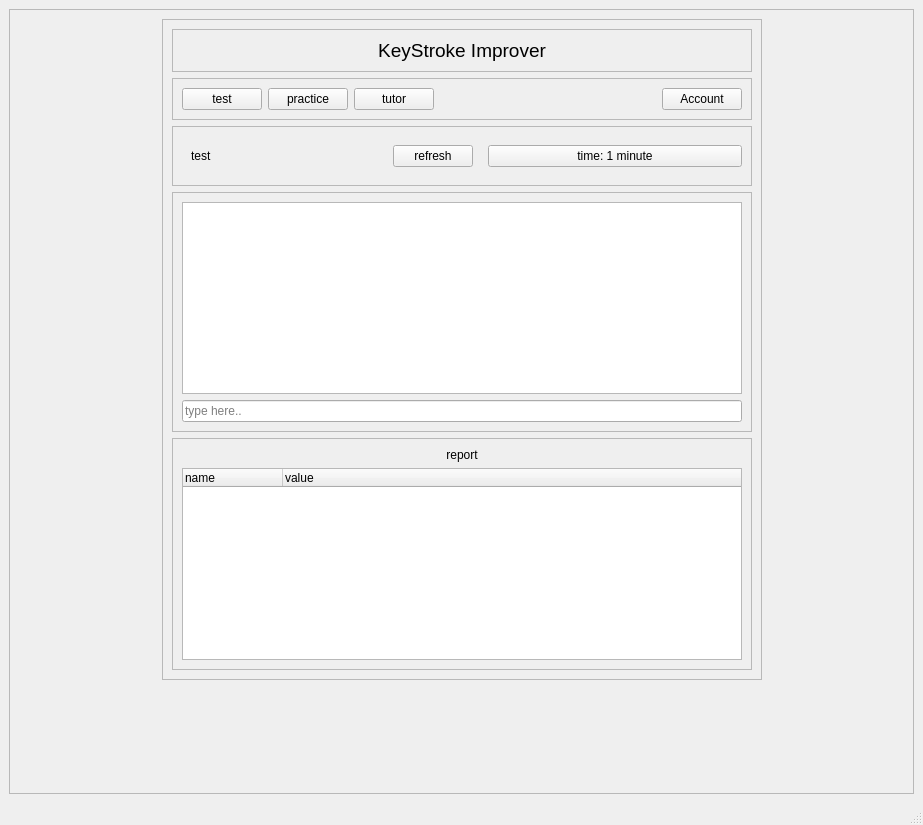
Before: the Qt Designer form home.ui in Prakash5209/typing_tutor, drawn with Qt 5.
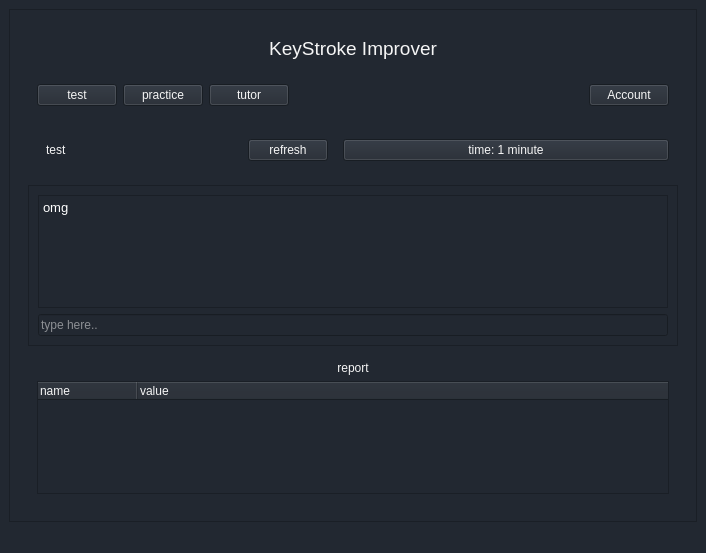
After: the same form once the commit is applied.

Patch:
```diff
--- a/home.ui
+++ b/home.ui
@@ -6,8 +6,8 @@
    <rect>
     <x>0</x>
     <y>0</y>
-    <width>923</width>
-    <height>825</height>
+    <width>706</width>
+    <height>553</height>
    </rect>
   </property>
   <property name="sizePolicy">
@@ -25,6 +25,9 @@
   <property name="windowTitle">
    <string>MainWindow</string>
   </property>
+  <property name="styleSheet">
+   <string notr="true">background-color:#222831;</string>
+  </property>
   <widget class="QWidget" name="centralwidget">
    <layout class="QGridLayout" name="gridLayout">
     <item row="0" column="0">
@@ -37,25 +40,12 @@
         <rect>
          <x>0</x>
          <y>0</y>
-         <width>903</width>
-         <height>762</height>
+         <width>686</width>
+         <height>490</height>
         </rect>
        </property>
        <layout class="QGridLayout" name="gridLayout_3">
         <item row="0" column="0">
-         <spacer name="horizontalSpacer_2">
-          <property name="orientation">
-           <enum>Qt::Horizontal</enum>
-          </property>
-          <property name="sizeHint" stdset="0">
-           <size>
-            <width>145</width>
-            <height>20</height>
-           </size>
-          </property>
-         </spacer>
-        </item>
-        <item row="0" column="1">
          <widget class="QFrame" name="frame_2">
           <property name="sizePolicy">
            <sizepolicy hsizetype="Preferred" vsizetype="Preferred">
@@ -70,7 +60,7 @@
            </size>
           </property>
           <property name="frameShape">
-           <enum>QFrame::StyledPanel</enum>
+           <enum>QFrame::NoFrame</enum>
           </property>
           <property name="frameShadow">
            <enum>QFrame::Raised</enum>
@@ -79,7 +69,7 @@
            <item row="2" column="0">
             <widget class="QFrame" name="frame_5">
              <property name="frameShape">
-              <enum>QFrame::StyledPanel</enum>
+              <enum>QFrame::NoFrame</enum>
              </property>
              <property name="frameShadow">
               <enum>QFrame::Raised</enum>
@@ -108,6 +98,9 @@
                 <layout class="QHBoxLayout" name="horizontalLayout_2">
                  <item>
                   <widget class="QLabel" name="label_2">
+                   <property name="styleSheet">
+                    <string notr="true">color:whitesmoke;</string>
+                   </property>
                    <property name="text">
                     <string>test</string>
                    </property>
@@ -128,6 +121,9 @@
                  </item>
                  <item>
                   <widget class="QPushButton" name="test_refresh_button">
+                   <property name="styleSheet">
+                    <string notr="true">color:whitesmoke;</string>
+                   </property>
                    <property name="text">
                     <string>refresh</string>
                    </property>
@@ -138,6 +134,9 @@
               </item>
               <item>
                <widget class="QPushButton" name="label_3">
+                <property name="styleSheet">
+                 <string notr="true">color:whitesmoke;</string>
+                </property>
                 <property name="text">
                  <string>time: 1 minute</string>
                 </property>
@@ -149,7 +148,7 @@
            <item row="0" column="0">
             <widget class="QFrame" name="frame_4">
              <property name="frameShape">
-              <enum>QFrame::StyledPanel</enum>
+              <enum>QFrame::NoFrame</enum>
              </property>
              <property name="frameShadow">
               <enum>QFrame::Raised</enum>
@@ -162,6 +161,9 @@
                   <pointsize>14</pointsize>
                  </font>
                 </property>
+                <property name="styleSheet">
+                 <string notr="true">color:whitesmoke;</string>
+                </property>
                 <property name="text">
                  <string>KeyStroke Improver</string>
                 </property>
@@ -184,6 +186,9 @@
              <layout class="QVBoxLayout" name="verticalLayout">
               <item>
                <widget class="QTextBrowser" name="testTextBrowser">
+                <property name="styleSheet">
+                 <string notr="true">color:whitesmoke;</string>
+                </property>
                 <property name="markdown">
                  <string>omg
 
@@ -203,6 +208,9 @@
               </item>
               <item>
                <widget class="QLineEdit" name="test_type">
+                <property name="styleSheet">
+                 <string notr="true">color:whitesmoke;</string>
+                </property>
                 <property name="text">
                  <string/>
                 </property>
@@ -223,7 +231,7 @@
               </sizepolicy>
              </property>
              <property name="frameShape">
-              <enum>QFrame::StyledPanel</enum>
+              <enum>QFrame::NoFrame</enum>
              </property>
              <property name="frameShadow">
               <enum>QFrame::Raised</enum>
@@ -231,6 +239,9 @@
              <layout class="QHBoxLayout" name="horizontalLayout">
               <item>
                <widget class="QPushButton" name="pushButton">
+                <property name="styleSheet">
+                 <string notr="true">color:whitesmoke;</string>
+                </property>
                 <property name="text">
                  <string>test</string>
                 </property>
@@ -241,6 +252,9 @@
               </item>
               <item>
                <widget class="QPushButton" name="practice_button">
+                <property name="styleSheet">
+                 <string notr="true">color:whitesmoke;</string>
+                </property>
                 <property name="text">
                  <string>practice</string>
                 </property>
@@ -248,6 +262,9 @@
               </item>
               <item>
                <widget class="QPushButton" name="pushButton_3">
+                <property name="styleSheet">
+                 <string notr="true">color:whitesmoke;</string>
+                </property>
                 <property name="text">
                  <string>tutor</string>
                 </property>
@@ -268,6 +285,9 @@
               </item>
               <item>
                <widget class="QPushButton" name="account_btn">
+                <property name="styleSheet">
+                 <string notr="true">color:whitesmoke;</string>
+                </property>
                 <property name="text">
                  <string>Account</string>
                 </property>
@@ -278,6 +298,9 @@
            </item>
            <item row="4" column="0">
             <widget class="QScrollArea" name="scrollArea_2">
+             <property name="frameShape">
+              <enum>QFrame::NoFrame</enum>
+             </property>
              <property name="widgetResizable">
               <bool>true</bool>
              </property>
@@ -286,13 +309,16 @@
                <rect>
                 <x>0</x>
                 <y>0</y>
-                <width>578</width>
-                <height>232</height>
+                <width>650</width>
+                <height>139</height>
                </rect>
               </property>
               <layout class="QVBoxLayout" name="verticalLayout_2">
                <item>
                 <widget class="QLabel" name="label_4">
+                 <property name="styleSheet">
+                  <string notr="true">color:whitesmoke;</string>
+                 </property>
                  <property name="text">
                   <string>report</string>
                  </property>
@@ -303,6 +329,9 @@
                </item>
                <item>
                 <widget class="QTreeWidget" name="treeWidget">
+                 <property name="styleSheet">
+                  <string notr="true">color:whitesmoke;</string>
+                 </property>
                  <column>
                   <property name="text">
                    <string>name</string>
@@ -322,32 +351,6 @@
           </layout>
          </widget>
         </item>
-        <item row="0" column="2">
-         <spacer name="horizontalSpacer_3">
-          <property name="orientation">
-           <enum>Qt::Horizontal</enum>
-          </property>
-          <property name="sizeHint" stdset="0">
-           <size>
-            <width>144</width>
-            <height>20</height>
-           </size>
-          </property>
-         </spacer>
-        </item>
-        <item row="1" column="1">
-         <spacer name="verticalSpacer">
-          <property name="orientation">
-           <enum>Qt::Vertical</enum>
-          </property>
-          <property name="sizeHint" stdset="0">
-           <size>
-            <width>20</width>
-            <height>40</height>
-           </size>
-          </property>
-         </spacer>
-        </item>
        </layout>
       </widget>
      </widget>
@@ -359,7 +362,7 @@
     <rect>
      <x>0</x>
      <y>0</y>
-     <width>923</width>
+     <width>706</width>
      <height>21</height>
     </rect>
    </property>
```
